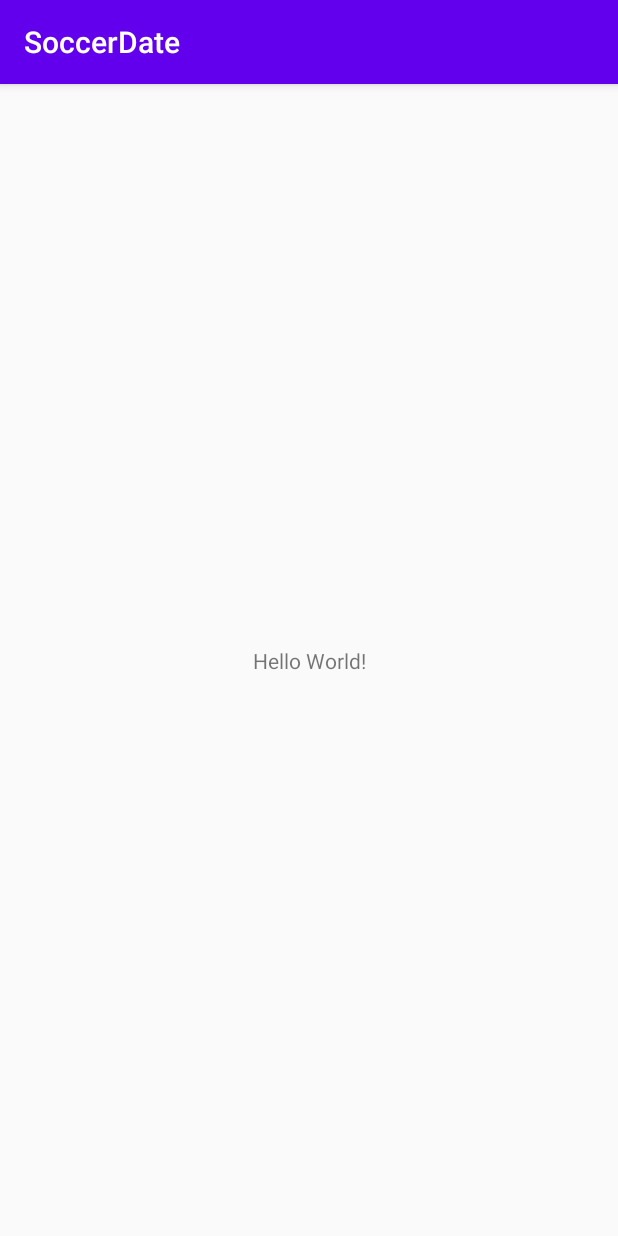
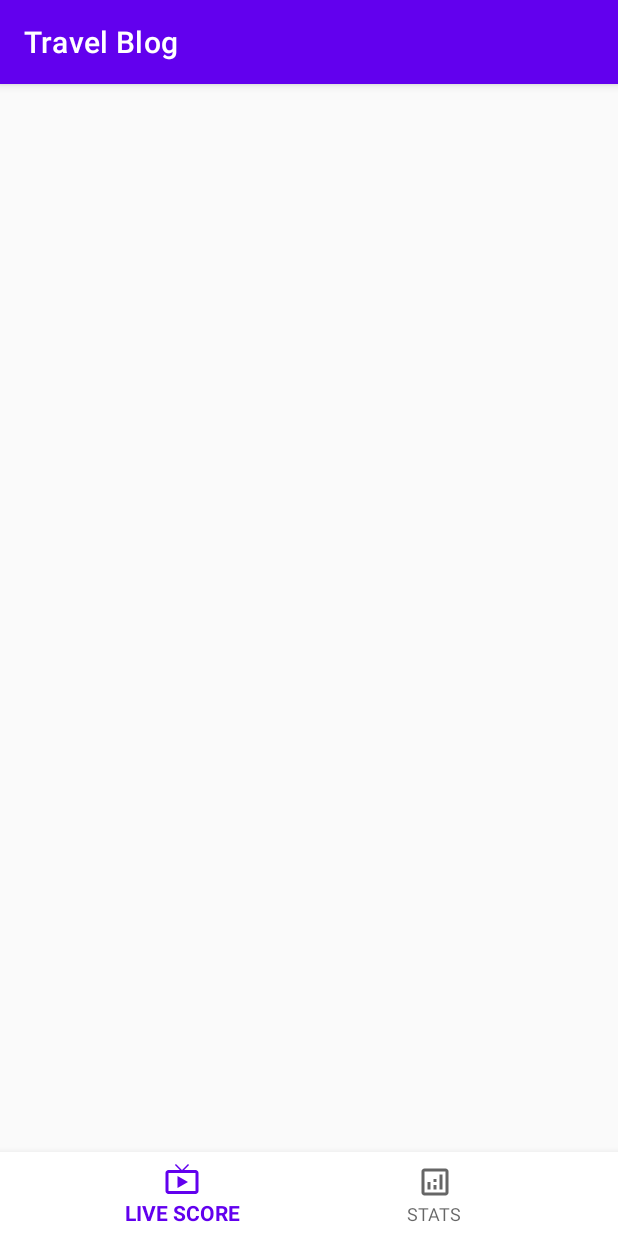
Before and after one commit to shivamag00/AndroidApps, an Android app: the screen it shows after launch (MainActivity), on a phone screen of 412 x 824 dp. Run offline under Robolectric (Android 15) with nearby library versions, the phone set to English and light mode, and no system bars.

Commit message:
Added Bottom and Top Navigation Bar Layouts

```diff
--- a/SoccerDate/app/build.gradle
+++ b/SoccerDate/app/build.gradle
@@ -26,6 +26,7 @@ dependencies {
     implementation fileTree(dir: "libs", include: ["*.jar"])
     implementation 'androidx.appcompat:appcompat:1.1.0'
     implementation 'androidx.constraintlayout:constraintlayout:1.1.3'
+    implementation 'com.google.android.material:material:1.3.0-alpha01'
     testImplementation 'junit:junit:4.12'
     androidTestImplementation 'androidx.test.ext:junit:1.1.1'
     androidTestImplementation 'androidx.test.espresso:espresso-core:3.2.0'
--- a/SoccerDate/app/src/main/java/com/example/soccerdate/MainActivity.java
+++ b/SoccerDate/app/src/main/java/com/example/soccerdate/MainActivity.java
@@ -1,14 +1,36 @@
 package com.example.soccerdate;
 
+import androidx.annotation.NonNull;
 import androidx.appcompat.app.AppCompatActivity;
 
 import android.os.Bundle;
+import android.view.MenuItem;
+
+import com.google.android.material.bottomnavigation.BottomNavigationItemView;
+import com.google.android.material.bottomnavigation.BottomNavigationView;
 
 public class MainActivity extends AppCompatActivity {
+
+    public BottomNavigationView itemView;
 
     @Override
     protected void onCreate(Bundle savedInstanceState) {
         super.onCreate(savedInstanceState);
         setContentView(R.layout.activity_main);
+
+        itemView = (BottomNavigationView) findViewById(R.id.bottom_navigation);
+        itemView.setOnNavigationItemSelectedListener(new BottomNavigationView.OnNavigationItemSelectedListener() {
+            @Override
+            public boolean onNavigationItemSelected(@NonNull MenuItem item) {
+                switch (item.getItemId()) {
+                    case R.id.page_1:
+                        break;
+
+                    case R.id.page_2:
+                        break;
+                }
+                return true;
+            }
+        });
     }
 }
--- /dev/null
+++ b/SoccerDate/app/src/main/res/drawable/ic_analytics_24px.xml
@@ -0,0 +1,21 @@
+<vector xmlns:android="http://schemas.android.com/apk/res/android"
+    android:width="24dp"
+    android:height="24dp"
+    android:viewportWidth="24"
+    android:viewportHeight="24">
+  <path
+      android:fillColor="#FF000000"
+      android:pathData="M19,3H5C3.9,3 3,3.9 3,5v14c0,1.1 0.9,2 2,2h14c1.1,0 2,-0.9 2,-2V5C21,3.9 20.1,3 19,3zM19,19H5V5h14V19z"/>
+  <path
+      android:fillColor="#FF000000"
+      android:pathData="M7,12h2v5h-2z"/>
+  <path
+      android:fillColor="#FF000000"
+      android:pathData="M15,7h2v10h-2z"/>
+  <path
+      android:fillColor="#FF000000"
+      android:pathData="M11,14h2v3h-2z"/>
+  <path
+      android:fillColor="#FF000000"
+      android:pathData="M11,10h2v2h-2z"/>
+</vector>
--- /dev/null
+++ b/SoccerDate/app/src/main/res/drawable/ic_live_tv_24px.xml
@@ -0,0 +1,9 @@
+<vector xmlns:android="http://schemas.android.com/apk/res/android"
+    android:width="24dp"
+    android:height="24dp"
+    android:viewportWidth="24"
+    android:viewportHeight="24">
+  <path
+      android:fillColor="#FF000000"
+      android:pathData="M9,10v8l7,-4zM21,6h-7.58l3.29,-3.29L16,2l-4,4h-0.03l-4,-4 -0.69,0.71L10.56,6L3,6c-1.1,0 -2,0.9 -2,2v12c0,1.1 0.9,2 2,2h18c1.1,0 2,-0.9 2,-2L23,8c0,-1.1 -0.9,-2 -2,-2zM21,20L3,20L3,8h18v12z"/>
+</vector>
--- a/SoccerDate/app/src/main/res/layout/activity_main.xml
+++ b/SoccerDate/app/src/main/res/layout/activity_main.xml
@@ -1,18 +1,35 @@
 <?xml version="1.0" encoding="utf-8"?>
-<androidx.constraintlayout.widget.ConstraintLayout xmlns:android="http://schemas.android.com/apk/res/android"
+<RelativeLayout xmlns:android="http://schemas.android.com/apk/res/android"
     xmlns:app="http://schemas.android.com/apk/res-auto"
     xmlns:tools="http://schemas.android.com/tools"
     android:layout_width="match_parent"
+    android:orientation="vertical"
     android:layout_height="match_parent"
     tools:context=".MainActivity">
+
+    <com.google.android.material.appbar.MaterialToolbar
+        android:id="@+id/toolbar"
+        style="@style/Widget.MaterialComponents.Toolbar.Primary"
+        android:layout_width="match_parent"
+        android:layout_height="wrap_content"
+        app:menu="@menu/main_menu"
+        app:title="Travel Blog"
+        app:titleTextColor="@android:color/white" />
+
+
+
+
 
     <TextView
         android:layout_width="wrap_content"
         android:layout_height="wrap_content"
-        android:text="Hello World!"
-        app:layout_constraintBottom_toBottomOf="parent"
-        app:layout_constraintLeft_toLeftOf="parent"
-        app:layout_constraintRight_toRightOf="parent"
-        app:layout_constraintTop_toTopOf="parent" />
+        android:text="Hello World!" />
 
-</androidx.constraintlayout.widget.ConstraintLayout>
+    <com.google.android.material.bottomnavigation.BottomNavigationView
+        android:id="@+id/bottom_navigation"
+        android:layout_alignParentBottom="true"
+        android:layout_width="match_parent"
+        android:layout_height="wrap_content"
+        android:background="#ffffff"
+        app:menu="@menu/bottom_navigation_menu" />
+</RelativeLayout>
--- /dev/null
+++ b/SoccerDate/app/src/main/res/menu/bottom_navigation_menu.xml
@@ -0,0 +1,13 @@
+<?xml version="1.0" encoding="utf-8"?>
+<menu xmlns:android="http://schemas.android.com/apk/res/android">
+    <item
+        android:id="@+id/page_1"
+        android:enabled="true"
+        android:icon="@drawable/ic_live_tv_24px"
+        android:title="LIVE SCORE"/>
+    <item
+        android:id="@+id/page_2"
+        android:enabled="true"
+        android:icon="@drawable/ic_analytics_24px"
+        android:title="STATS"/>
+</menu>
--- /dev/null
+++ b/SoccerDate/app/src/main/res/menu/main_menu.xml
@@ -0,0 +1,4 @@
+<?xml version="1.0" encoding="utf-8"?>
+<menu xmlns:android="http://schemas.android.com/apk/res/android">
+
+</menu>
--- a/SoccerDate/app/src/main/res/values/styles.xml
+++ b/SoccerDate/app/src/main/res/values/styles.xml
@@ -1,6 +1,6 @@
 <resources>
     <!-- Base application theme. -->
-    <style name="AppTheme" parent="Theme.AppCompat.Light.DarkActionBar">
+    <style name="AppTheme" parent="Theme.AppCompat.Light.NoActionBar">
         <!-- Customize your theme here. -->
         <item name="colorPrimary">@color/colorPrimary</item>
         <item name="colorPrimaryDark">@color/colorPrimaryDark</item>
```
